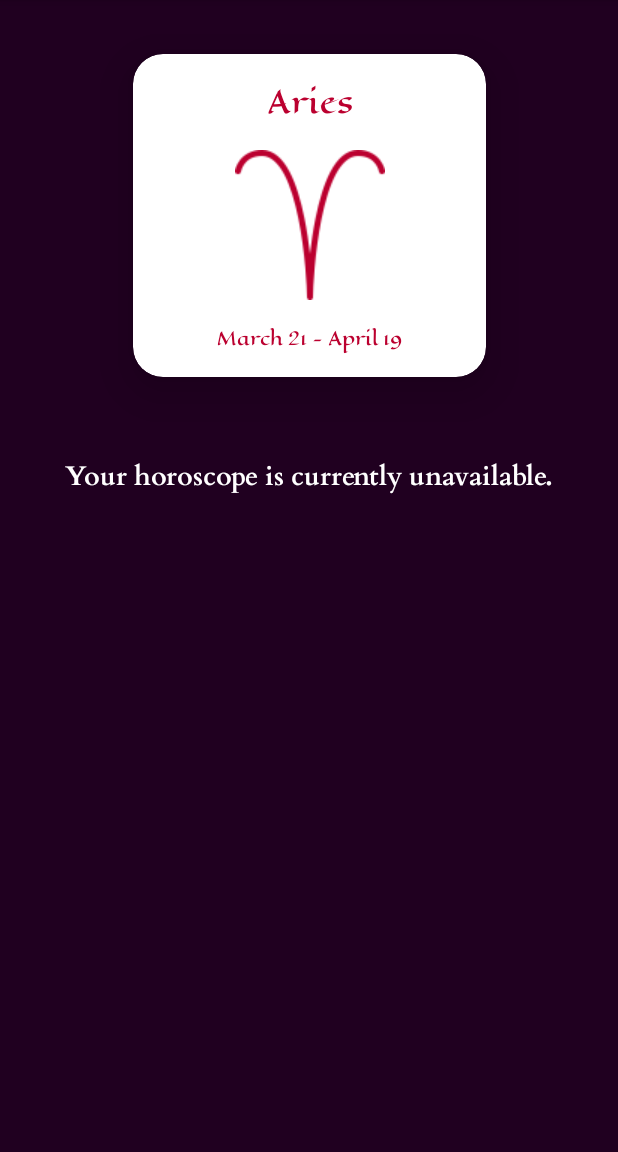
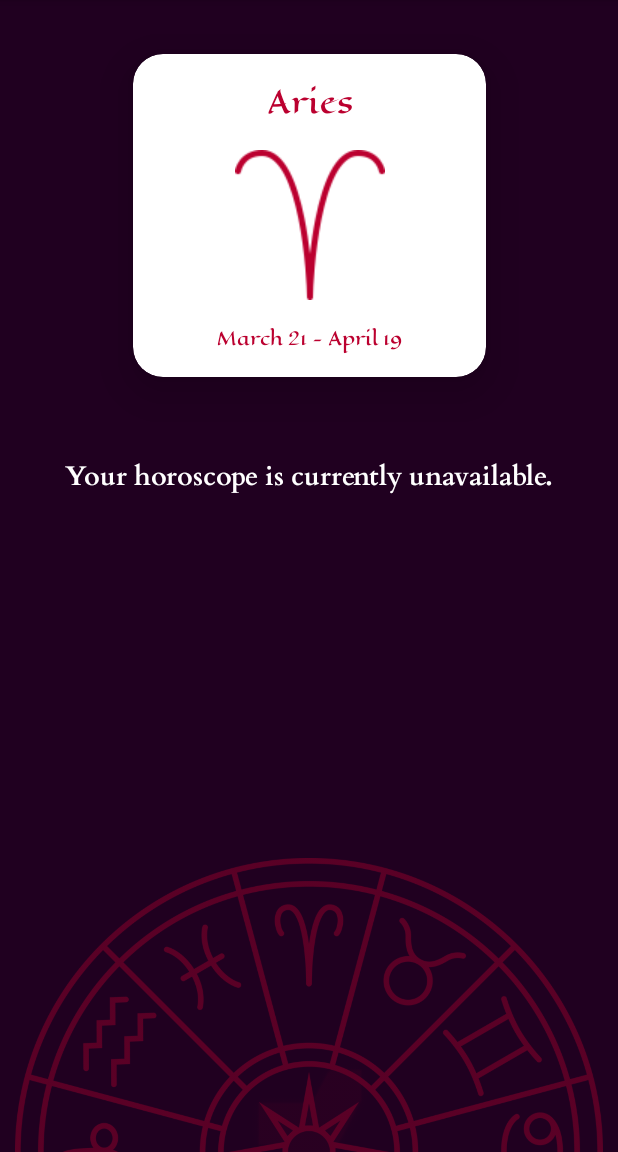
Before and after one commit to Pieisyum25/zodiaque, an Android app: the screen it shows after launch (MainActivity), after a tap on "Aries", on a phone screen of 412 x 824 dp, the part 84-1236 px from its top. Run offline under Robolectric (Android 15) with nearby library versions, the light colour scheme and no system bars; 1 statement that could not run was skipped.

Commit message:
Added zodiac circle to detail fragment with rotation and animation
I had to make the recyclerviews' backgrounds transparent to show the circle.

```diff
--- a/app/src/main/java/com/jumpstopstudios/zodiaque/SignDetailFragment.kt
+++ b/app/src/main/java/com/jumpstopstudios/zodiaque/SignDetailFragment.kt
@@ -53,7 +53,13 @@ class SignDetailFragment : Fragment() {
                 val bobAnimation = AnimationUtils.loadAnimation(context, R.anim.bob);
                 signItemCard.startAnimation(bobAnimation)
             }
+        }
 
+        // Animate and rotate zodiac circle at bottom:
+        val blinkAnimation = AnimationUtils.loadAnimation(context, R.anim.blink);
+        binding.signDetailZodiacCircle.apply {
+            startAnimation(blinkAnimation)
+            rotation = -30f * args.sign.position
         }
 
         binding.signDetailRecyclerview.apply {
--- a/app/src/main/res/layout/fragment_sign_detail.xml
+++ b/app/src/main/res/layout/fragment_sign_detail.xml
@@ -26,11 +26,28 @@
         app:layout_constraintTop_toBottomOf="@id/sign_detail_item"
         tools:text="Loading..." />
 
+    <ImageView
+        android:id="@+id/sign_detail_zodiac_circle"
+        style="@style/glowingIcon"
+        android:layout_width="wrap_content"
+        android:layout_height="wrap_content"
+        android:adjustViewBounds="true"
+        android:alpha="0.75"
+        android:cropToPadding="false"
+        android:importantForAccessibility="no"
+        android:padding="10dp"
+        android:scaleType="centerInside"
+        app:layout_constraintBottom_toBottomOf="parent"
+        app:layout_constraintEnd_toEndOf="parent"
+        app:layout_constraintStart_toStartOf="parent"
+        app:layout_constraintTop_toBottomOf="parent"
+        app:srcCompat="@drawable/zodiac_circle" />
 
     <androidx.recyclerview.widget.RecyclerView
         android:id="@+id/sign_detail_recyclerview"
         android:layout_width="match_parent"
         android:layout_height="0dp"
+        android:background="@null"
         android:scrollbars="vertical"
         app:layout_constraintBottom_toBottomOf="parent"
         app:layout_constraintEnd_toEndOf="parent"
--- a/app/src/main/res/layout/layout_site_item.xml
+++ b/app/src/main/res/layout/layout_site_item.xml
@@ -4,6 +4,7 @@
     xmlns:tools="http://schemas.android.com/tools"
     android:layout_width="match_parent"
     android:layout_height="wrap_content"
+    android:background="@null"
     tools:background="@color/background">
 
     <TextView
@@ -19,6 +20,7 @@
         android:id="@+id/site_recyclerview"
         android:layout_width="match_parent"
         android:layout_height="wrap_content"
+        android:background="@null"
         app:layout_constraintBottom_toBottomOf="parent"
         app:layout_constraintEnd_toEndOf="parent"
         app:layout_constraintStart_toStartOf="parent"
```
